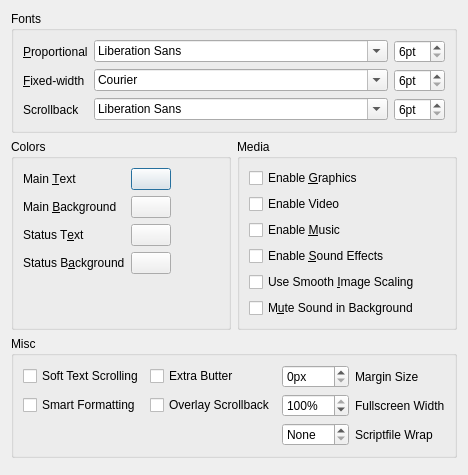
Qt form src/confdialog.ui (realnc/hugor) before a commit.
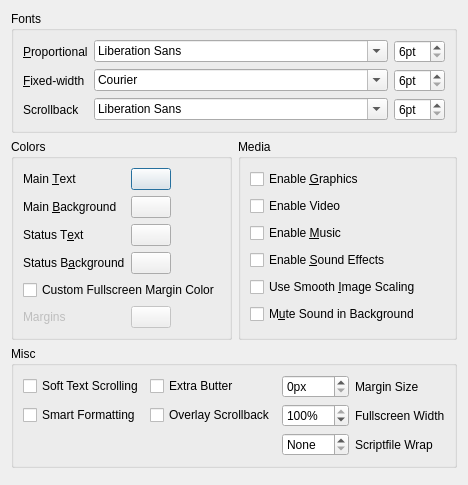
The same form after that commit. Custom widgets are drawn as their Qt base class.

Commit message: Make the margin color configurable when in fullscreen

```diff
--- a/src/confdialog.ui
+++ b/src/confdialog.ui
@@ -220,6 +220,42 @@
           </property>
          </widget>
         </item>
+        <item row="4" column="0" colspan="2">
+         <widget class="QCheckBox" name="customFsMarginColorCheckBox">
+          <property name="toolTip">
+           <string>&lt;p&gt;Disables automatic margin color detection when in fullscreen mode.&lt;/p&gt;</string>
+          </property>
+          <property name="text">
+           <string>Custom Fullscreen Margin Color</string>
+          </property>
+         </widget>
+        </item>
+        <item row="5" column="0">
+         <widget class="QLabel" name="fsMarginColorLabel">
+          <property name="enabled">
+           <bool>false</bool>
+          </property>
+          <property name="text">
+           <string>Margins</string>
+          </property>
+          <property name="buddy">
+           <cstring>fsMarginColorButton</cstring>
+          </property>
+         </widget>
+        </item>
+        <item row="5" column="1">
+         <widget class="KColorButton" name="fsMarginColorButton">
+          <property name="enabled">
+           <bool>false</bool>
+          </property>
+          <property name="sizePolicy">
+           <sizepolicy hsizetype="Fixed" vsizetype="Fixed">
+            <horstretch>0</horstretch>
+            <verstretch>0</verstretch>
+           </sizepolicy>
+          </property>
+         </widget>
+        </item>
        </layout>
       </widget>
      </item>
```
Left out of the diff: 8 changed lines with no effect on the pictures. The commit also changes 7 other files.
